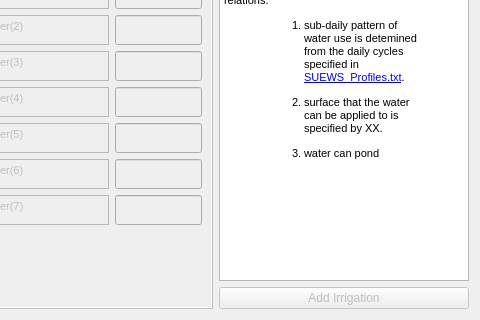
This is tabs/irrigation_tab.ui in gusbacos/suews_database_manager as Qt 5 draws it before an edit; both pictures show x 591 to 1071 and y 284 to 604 of the 1071 by 604 pixel window. The edited form follows.
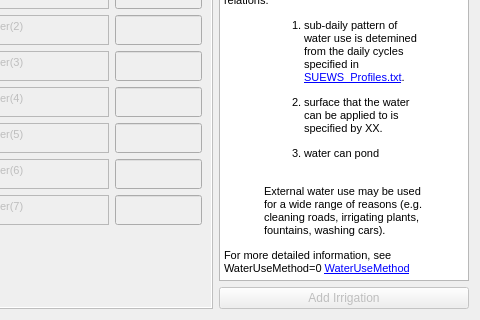
This is the edited form. Custom widgets are drawn as their Qt base class.

What changed in the file:
```diff
--- a/tabs/irrigation_tab.ui
+++ b/tabs/irrigation_tab.ui
@@ -315,15 +315,17 @@
       <string>&lt;!DOCTYPE HTML PUBLIC &quot;-//W3C//DTD HTML 4.0//EN&quot; &quot;http://www.w3.org/TR/REC-html40/strict.dtd&quot;&gt;
 &lt;html&gt;&lt;head&gt;&lt;meta name=&quot;qrichtext&quot; content=&quot;1&quot; /&gt;&lt;style type=&quot;text/css&quot;&gt;
 p, li { white-space: pre-wrap; }
-&lt;/style&gt;&lt;/head&gt;&lt;body style=&quot; font-family:'MS Shell Dlg 2'; font-size:12pt; font-weight:400; font-style:normal;&quot;&gt;
-&lt;p style=&quot; margin-top:12px; margin-bottom:12px; margin-left:0px; margin-right:0px; -qt-block-indent:0; text-indent:0px;&quot;&gt;&lt;span style=&quot; font-weight:600;&quot;&gt;SUEWS Irrigation&lt;/span&gt;&lt;/p&gt;
+&lt;/style&gt;&lt;/head&gt;&lt;body style=&quot; font-family:'MS Shell Dlg 2'; font-size:8.25pt; font-weight:400; font-style:normal;&quot;&gt;
+&lt;p style=&quot; margin-top:12px; margin-bottom:12px; margin-left:0px; margin-right:0px; -qt-block-indent:0; text-indent:0px;&quot;&gt;&lt;span style=&quot; font-size:12pt; font-weight:600;&quot;&gt;SUEWS Irrigation&lt;/span&gt;&lt;/p&gt;
 &lt;p style=&quot; margin-top:12px; margin-bottom:12px; margin-left:0px; margin-right:0px; -qt-block-indent:0; text-indent:0px;&quot;&gt;&lt;span style=&quot; font-size:8pt;&quot;&gt;External water use may be used for a wide range of reasons (e.g. cleaning roads, irrigating plants, fountains, washing cars).&lt;/span&gt;&lt;/p&gt;
 &lt;p style=&quot; margin-top:12px; margin-bottom:12px; margin-left:0px; margin-right:0px; -qt-block-indent:0; text-indent:0px;&quot;&gt;&lt;span style=&quot; font-size:8pt;&quot;&gt;SUEWS has two options for External Water use (if non- zero) &lt;/span&gt;&lt;/p&gt;
 &lt;p style=&quot; margin-top:12px; margin-bottom:12px; margin-left:0px; margin-right:0px; -qt-block-indent:0; text-indent:0px;&quot;&gt;&lt;span style=&quot; font-size:8pt;&quot;&gt;1) provide observed data in meteorological forcing file in the &lt;/span&gt;&lt;a href=&quot;https://suews.readthedocs.io/en/latest/input_files/SUEWS_SiteInfo/Input_Options.html#cmdoption-arg-Wuh&quot;&gt;&lt;span style=&quot; font-family:'Courier New'; font-size:8pt; text-decoration: underline; color:#0000ff;&quot;&gt;Wuh&lt;/span&gt;&lt;/a&gt;&lt;span style=&quot; font-size:8pt;&quot;&gt; column with valid values. Set &lt;/span&gt;&lt;a href=&quot;https://suews.readthedocs.io/en/latest/input_files/RunControl/scheme_options.html#cmdoption-arg-WaterUseMethod&quot;&gt;&lt;span style=&quot; font-family:'Courier New'; font-size:8pt; text-decoration: underline; color:#0000ff;&quot;&gt;WaterUseMethod&lt;/span&gt;&lt;/a&gt;&lt;span style=&quot; font-size:8pt;&quot;&gt; = 1 in &lt;/span&gt;&lt;a href=&quot;https://suews.readthedocs.io/en/latest/input_files/RunControl/RunControl.html#runcontrol-nml&quot;&gt;&lt;span style=&quot; font-size:8pt; text-decoration: underline; color:#0000ff;&quot;&gt;RunControl.nml&lt;/span&gt;&lt;/a&gt;&lt;/p&gt;
 &lt;p style=&quot; margin-top:12px; margin-bottom:12px; margin-left:0px; margin-right:0px; -qt-block-indent:0; text-indent:0px;&quot;&gt;&lt;span style=&quot; font-size:8pt;&quot;&gt;2) a simple model that calculates daily water use from the mean daily air temperature, number of days since rain and fraction of irrigated area using automatic/manual irrigation. The user needs to supply coefficients (XXX) for these relations.&lt;/span&gt;&lt;/p&gt;
 &lt;ol style=&quot;margin-top: 0px; margin-bottom: 0px; margin-left: 0px; margin-right: 0px; -qt-list-indent: 1;&quot;&gt;&lt;li style=&quot; font-size:8pt;&quot; style=&quot; margin-top:12px; margin-bottom:12px; margin-left:40px; margin-right:40px; -qt-block-indent:0; text-indent:0px;&quot;&gt;sub-daily pattern of water use is detemined from the daily cycles specified in &lt;a href=&quot;https://suews.readthedocs.io/en/latest/input_files/SUEWS_SiteInfo/SUEWS_Profiles.html#suews-profiles-txt&quot;&gt;&lt;span style=&quot; text-decoration: underline; color:#0000ff;&quot;&gt;SUEWS_Profiles.txt&lt;/span&gt;&lt;/a&gt;.&lt;/li&gt;
 &lt;li style=&quot; font-size:8pt;&quot; style=&quot; margin-top:12px; margin-bottom:12px; margin-left:40px; margin-right:40px; -qt-block-indent:0; text-indent:0px;&quot;&gt;surface that the water can be applied to is specified by XX.&lt;/li&gt;
-&lt;li style=&quot; font-size:8pt;&quot; style=&quot; margin-top:12px; margin-bottom:12px; margin-left:40px; margin-right:40px; -qt-block-indent:0; text-indent:0px;&quot;&gt;water can pond&lt;/li&gt;&lt;/ol&gt;&lt;/body&gt;&lt;/html&gt;</string>
+&lt;li style=&quot; font-size:8pt;&quot; style=&quot; margin-top:12px; margin-bottom:12px; margin-left:40px; margin-right:40px; -qt-block-indent:0; text-indent:0px;&quot;&gt;water can pond			&lt;/li&gt;&lt;/ol&gt;
+&lt;p style=&quot; margin-top:12px; margin-bottom:12px; margin-left:40px; margin-right:40px; -qt-block-indent:0; text-indent:0px;&quot;&gt;&lt;span style=&quot; font-size:8pt;&quot;&gt;External water use may be used for a wide range of reasons (e.g. cleaning roads, irrigating plants, fountains, washing cars).&lt;/span&gt;&lt;/p&gt;
+&lt;p style=&quot; margin-top:12px; margin-bottom:12px; margin-left:0px; margin-right:0px; -qt-block-indent:0; text-indent:0px;&quot;&gt;&lt;span style=&quot; font-size:8pt;&quot;&gt;For more detailed information, see WaterUseMethod=0 &lt;/span&gt;&lt;a href=&quot;https://suews.readthedocs.io/en/latest/input_files/RunControl/scheme_options.html#cmdoption-arg-WaterUseMethod&quot;&gt;&lt;span style=&quot; font-size:8pt; text-decoration: underline; color:#0000ff;&quot;&gt;WaterUseMethod&lt;/span&gt;&lt;/a&gt;&lt;/p&gt;&lt;/body&gt;&lt;/html&gt;</string>
      </property>
      <property name="openExternalLinks">
       <bool>true</bool>
```
Left out of the diff: 58 changed lines with no effect on the pictures.
